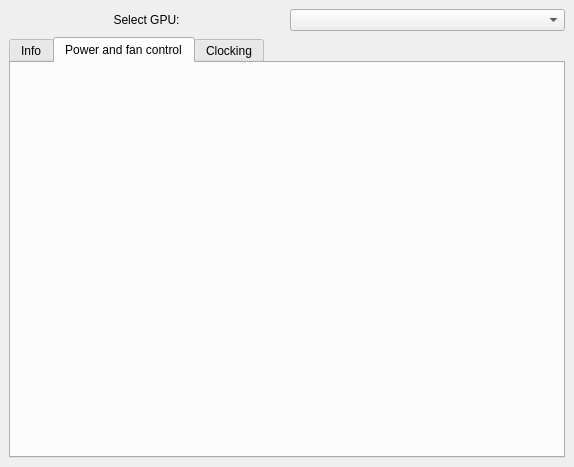
The window that ui/mainwindow.ui (AlexandrAlexeev7119/NvCtrl-linux) describes before a commit, drawn with Qt 5.
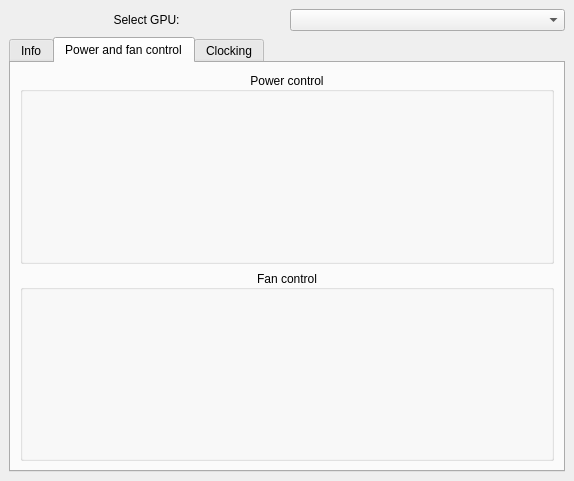
The same window after the commit. The open tabs and pages were chosen to show the change.

Commit message: move some logic outside of MainWindow; update: UI

What changed in the file:
```diff
--- a/ui/mainwindow.ui
+++ b/ui/mainwindow.ui
@@ -7,7 +7,7 @@
     <x>0</x>
     <y>0</y>
     <width>574</width>
-    <height>467</height>
+    <height>481</height>
    </rect>
   </property>
   <property name="windowTitle">
@@ -267,8 +267,25 @@
         <string>Power and fan control</string>
        </attribute>
        <layout class="QGridLayout" name="gridLayout_7">
-        <item row="0" column="0">
-         <layout class="QGridLayout" name="gridLayout_6"/>
+        <item row="1" column="0">
+         <widget class="QGroupBox" name="groupBox_power_control">
+          <property name="title">
+           <string>Power control</string>
+          </property>
+          <property name="alignment">
+           <set>Qt::AlignCenter</set>
+          </property>
+         </widget>
+        </item>
+        <item row="2" column="0">
+         <widget class="QGroupBox" name="groupBox_fan_control">
+          <property name="title">
+           <string>Fan control</string>
+          </property>
+          <property name="alignment">
+           <set>Qt::AlignCenter</set>
+          </property>
+         </widget>
         </item>
        </layout>
       </widget>
```
Left out of the diff: 2 changed lines with no effect on the pictures. The commit also changes 2 other files.
